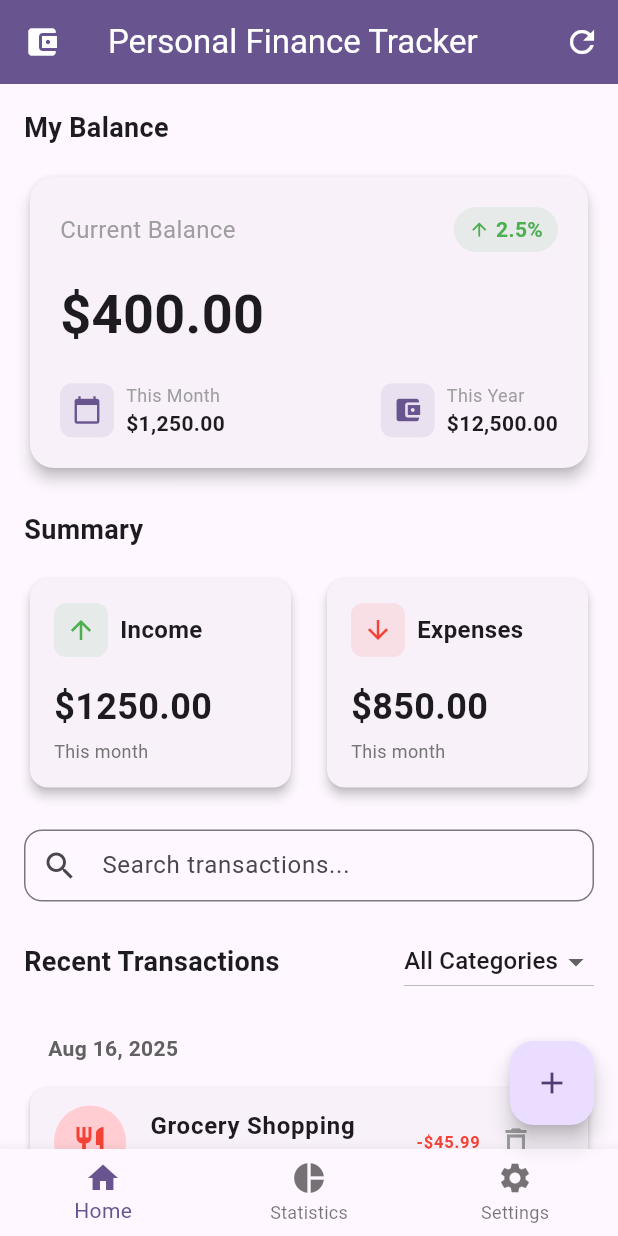
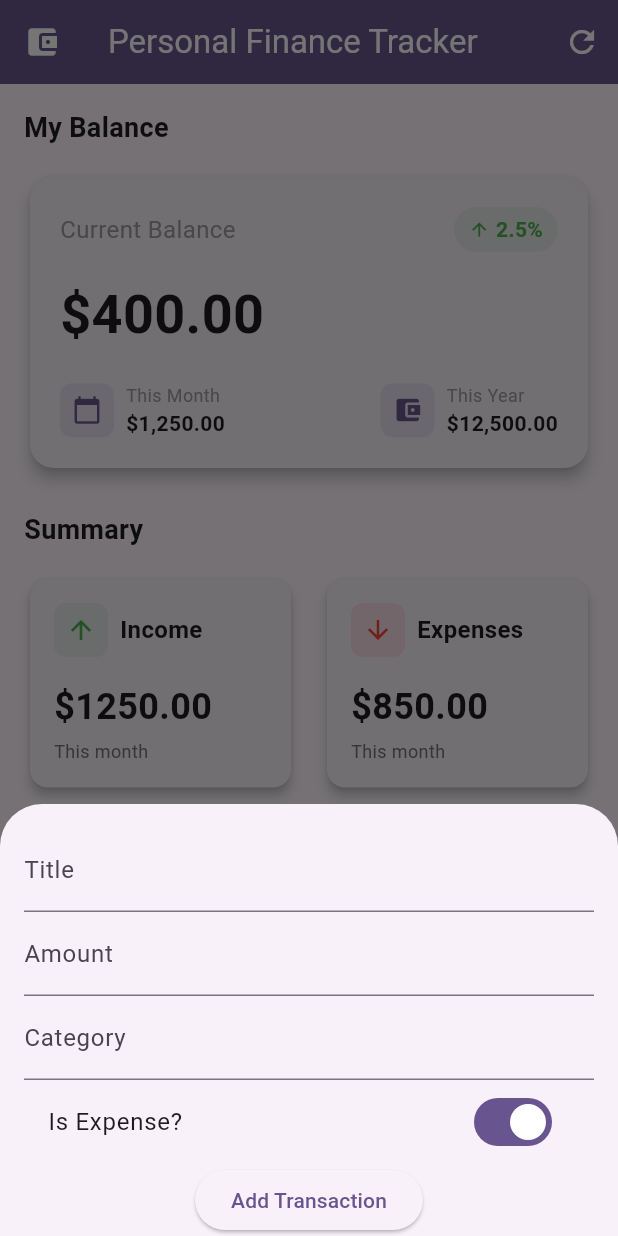
Before and after one commit to Al-aqua/personal_finance_tracker, a Flutter app: the screen it shows after launch, after a tap on the "add" icon, on a phone screen of 412 x 824 dp. Run offline on Flutter 3.47's test engine with Material 3 defaults, Android fonts, the phone set to English and light mode, and no system bars.

Commit message:
Chapter 4

```diff
--- a/lib/dashboard_screen.dart
+++ b/lib/dashboard_screen.dart
@@ -42,13 +42,6 @@ class DashboardScreen extends StatelessWidget {
           debugPrint('Tapped item $index');
         },
       ),
-      floatingActionButton: FloatingActionButton(
-        onPressed: () {
-          debugPrint('Add transaction button pressed');
-        },
-        tooltip: 'Add Transaction',
-        child: const Icon(Icons.add),
-      ),
     );
   }
 }
--- a/lib/widgets/finance_dashboard.dart
+++ b/lib/widgets/finance_dashboard.dart
@@ -73,15 +73,100 @@ class _FinanceDashboardState extends State<FinanceDashboard> {
     ),
   ];
 
+  void _addTransaction(
+    String title,
+    double amount,
+    String category,
+    bool isExpense,
+  ) {
+    final newTx = Transaction(
+      id: DateTime.now().toString(),
+      title: title,
+      amount: amount,
+      date: DateTime.now(),
+      category: category,
+      isExpense: isExpense,
+    );
+
+    setState(() {
+      _transactions.add(newTx);
+    });
+  }
+
   void _deleteTransaction(String id) {
     setState(() {
       _transactions.removeWhere((tx) => tx.id == id);
     });
   }
 
+  void _startAddTransaction(BuildContext context) {
+    String title = '';
+    String category = '';
+    String amountStr = '';
+    bool isExpense = true;
+
+    showModalBottomSheet(
+      context: context,
+      isScrollControlled: true,
+      builder: (_) {
+        return Padding(
+          padding: EdgeInsets.only(
+            bottom: MediaQuery.of(context).viewInsets.bottom,
+            left: 16,
+            right: 16,
+            top: 16,
+          ),
+          child: Column(
+            mainAxisSize: MainAxisSize.min,
+            children: [
+              TextField(
+                decoration: const InputDecoration(labelText: 'Title'),
+                onChanged: (value) => title = value,
+              ),
+              TextField(
+                decoration: const InputDecoration(labelText: 'Amount'),
+                keyboardType: TextInputType.number,
+                onChanged: (value) => amountStr = value,
+              ),
+              TextField(
+                decoration: const InputDecoration(labelText: 'Category'),
+                onChanged: (value) => category = value,
+              ),
+              SwitchListTile(
+                title: const Text('Is Expense?'),
+                value: isExpense,
+                onChanged: (value) {
+                  setState(() {
+                    isExpense = value;
+                  });
+                },
+              ),
+              ElevatedButton(
+                onPressed: () {
+                  if (title.isEmpty || amountStr.isEmpty || category.isEmpty) {
+                    return;
+                  }
+                  _addTransaction(
+                    title,
+                    double.parse(amountStr),
+                    category,
+                    isExpense,
+                  );
+                  Navigator.of(context).pop();
+                },
+                child: const Text('Add Transaction'),
+              ),
+            ],
+          ),
+        );
+      },
+    );
+  }
+
   @override
   Widget build(BuildContext context) {
-    return SingleChildScrollView(
+    return Scaffold(
+      body: SingleChildScrollView(
         padding: const EdgeInsets.all(16.0),
         child: Column(
           crossAxisAlignment: CrossAxisAlignment.start,
@@ -191,6 +276,13 @@ class _FinanceDashboardState extends State<FinanceDashboard> {
             ),
           ],
         ),
+      ),
+      floatingActionButton: FloatingActionButton(
+        onPressed: () {
+          _startAddTransaction(context);
+        },
+        child: Icon(Icons.add),
+      ),
     );
   }
 }
```
Also changed, not shown: lib/main.dart (line endings or trailing spaces). Lines whose indentation alone changed are shown as unchanged.
